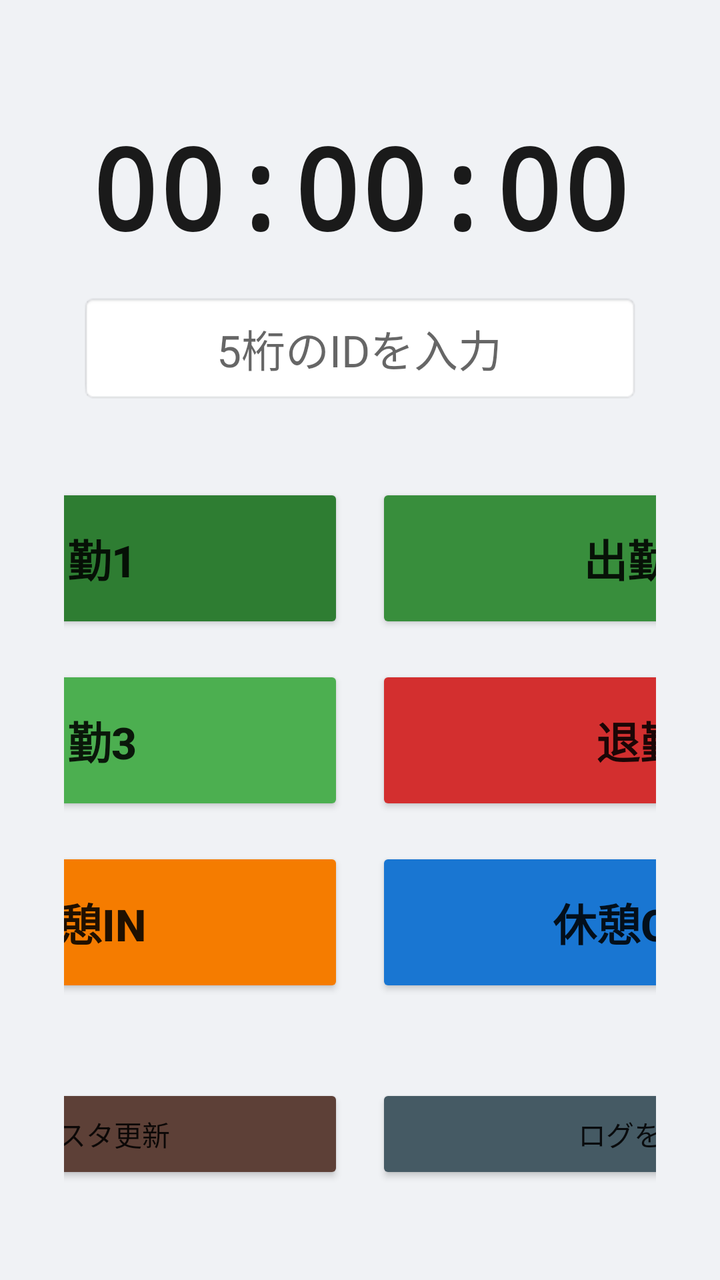
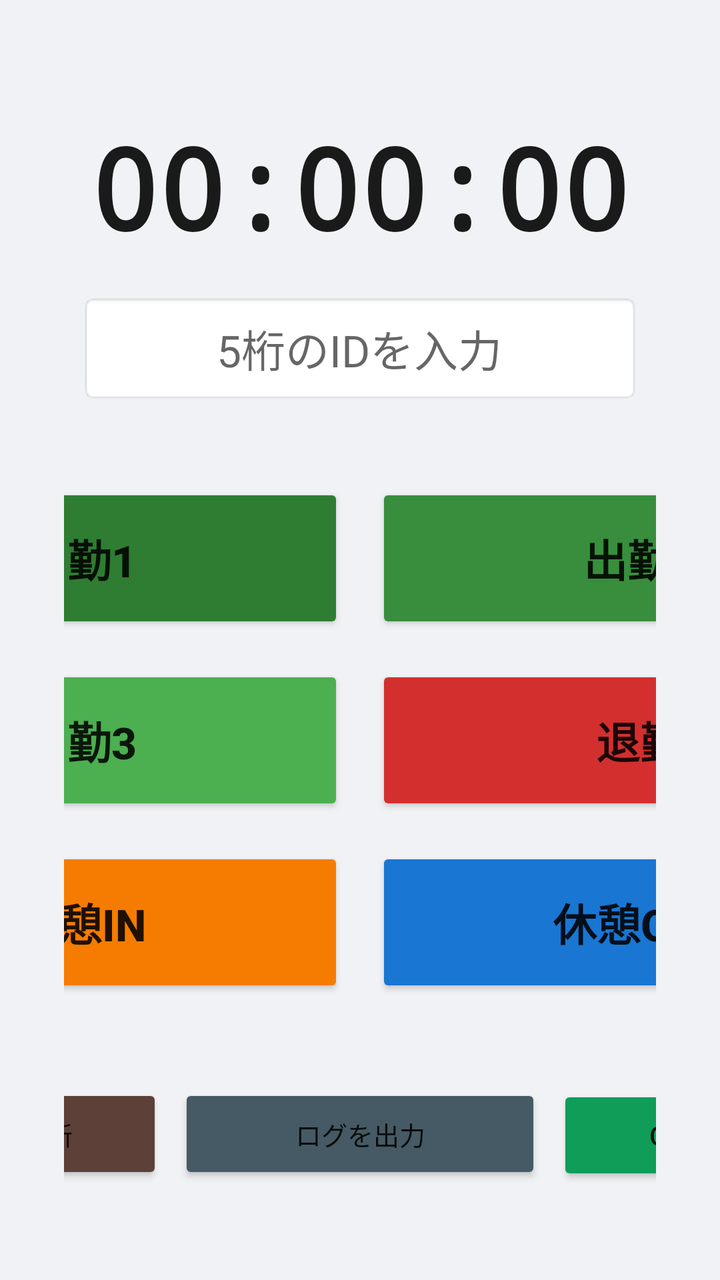

Screens rendered from an Android XML layout before and after an edit, with the pre-edit source and the edit as a unified diff.
<!-- AndroidManifest.xml: application theme Theme.AppCompat.Light.NoActionBar -->
<!-- res/layout/activity_main.xml -->
<?xml version="1.0" encoding="utf-8"?>
<LinearLayout xmlns:android="http://schemas.android.com/apk/res/android"
    android:orientation="vertical"
    android:layout_width="match_parent"
    android:layout_height="match_parent">

    <LinearLayout
        android:layout_width="match_parent"
        android:layout_height="match_parent"
        android:background="#F0F2F5"
        android:gravity="center_horizontal"
        android:orientation="vertical"
        android:padding="32dp">

        
        <TextView
            android:id="@+id/tv_digital_clock"
            android:layout_width="wrap_content"
            android:layout_height="wrap_content"
            android:layout_marginTop="24dp"
            android:layout_marginBottom="16dp"
            android:fontFamily="sans-serif-monospace"
            android:text="00:00:00"
            android:textColor="#1A1A1A"
            android:textSize="56sp"
            android:textStyle="bold" />

        
        <EditText
            android:id="@+id/et_user_id"
            android:layout_width="280dp"
            android:layout_height="55dp"
            android:layout_marginBottom="32dp"
            android:background="@android:drawable/editbox_background_normal"
            android:gravity="center"
            android:hint="5桁のIDを入力"
            android:inputType="number"
            android:maxLength="5"
            android:textSize="22sp" />

        
        <GridLayout
            android:layout_width="560dp"
            android:layout_height="wrap_content"
            android:alignmentMode="alignBounds"
            android:columnCount="2"
            android:rowCount="3">

            <Button
                android:id="@+id/btn_in_1"
                android:layout_width="264dp"
                android:layout_height="75dp"
                android:layout_margin="8dp"
                android:backgroundTint="#2E7D32"
                android:text="出勤1"
                android:textSize="22sp"
                android:textStyle="bold" />

            <Button
                android:id="@+id/btn_in_2"
                android:layout_width="264dp"
                android:layout_height="75dp"
                android:layout_margin="8dp"
                android:backgroundTint="#388E3C"
                android:text="出勤2"
                android:textSize="22sp"
                android:textStyle="bold" />

            <Button
                android:id="@+id/btn_in_3"
                android:layout_width="264dp"
                android:layout_height="75dp"
                android:layout_margin="8dp"
                android:backgroundTint="#4CAF50"
                android:text="出勤3"
                android:textSize="22sp"
                android:textStyle="bold" />

            <Button
                android:id="@+id/btn_out"
                android:layout_width="264dp"
                android:layout_height="75dp"
                android:layout_margin="8dp"
                android:backgroundTint="#D32F2F"
                android:text="退勤"
                android:textSize="22sp"
                android:textStyle="bold" />

            <Button
                android:id="@+id/btn_rest_in"
                android:layout_width="264dp"
                android:layout_height="75dp"
                android:layout_margin="8dp"
                android:backgroundTint="#F57C00"
                android:text="休憩IN"
                android:textSize="22sp"
                android:textStyle="bold" />

            <Button
                android:id="@+id/btn_rest_out"
                android:layout_width="264dp"
                android:layout_height="75dp"
                android:layout_margin="8dp"
                android:backgroundTint="#1976D2"
                android:text="休憩OUT"
                android:textSize="22sp"
                android:textStyle="bold" />
        </GridLayout>

        
        <View
            android:layout_width="match_parent"
            android:layout_height="0dp"
            android:layout_weight="1" />

        
        <LinearLayout
            android:layout_width="560dp"
            android:layout_height="wrap_content"
            android:layout_marginBottom="16dp"
            android:orientation="horizontal">

            <Button
                android:id="@+id/btn_reload_master"
                android:layout_width="0dp"
                android:layout_height="50dp"
                android:layout_marginEnd="8dp"
                android:layout_weight="1"
                android:backgroundTint="#5D4037"
                android:text="名簿マスタ更新"
                android:textSize="14sp" />

            <Button
                android:id="@+id/btn_export"
                android:layout_width="0dp"
                android:layout_height="50dp"
                android:layout_marginStart="8dp"
                android:layout_weight="1"
                android:backgroundTint="#455A64"
                android:text="ログを出力"
                android:textSize="14sp" />
        </LinearLayout>

    </LinearLayout>
</LinearLayout>
<!-- resources referenced by this layout -->
<resources>

</resources>

<!-- the commit's change to res/layout/activity_main.xml (unified diff, before → after) -->
@@ -124,21 +124,32 @@
                 android:id="@+id/btn_reload_master"
                 android:layout_width="0dp"
                 android:layout_height="50dp"
-                android:layout_marginEnd="8dp"
+                android:layout_marginEnd="4dp"
                 android:layout_weight="1"
                 android:backgroundTint="#5D4037"
                 android:text="名簿マスタ更新"
-                android:textSize="14sp" />
+                android:textSize="13sp" />
 
             <Button
                 android:id="@+id/btn_export"
                 android:layout_width="0dp"
                 android:layout_height="50dp"
-                android:layout_marginStart="8dp"
+                android:layout_marginStart="4dp"
+                android:layout_marginEnd="4dp"
                 android:layout_weight="1"
                 android:backgroundTint="#455A64"
                 android:text="ログを出力"
-                android:textSize="14sp" />
+                android:textSize="13sp" />
+
+            <Button
+                android:id="@+id/btn_open_drive"
+                android:layout_width="0dp"
+                android:layout_height="50dp"
+                android:layout_marginStart="4dp"
+                android:layout_weight="1"
+                android:backgroundTint="#0F9D58"
+                android:text="Google Drive"
+                android:textSize="13sp" />
         </LinearLayout>
 
     </LinearLayout>
